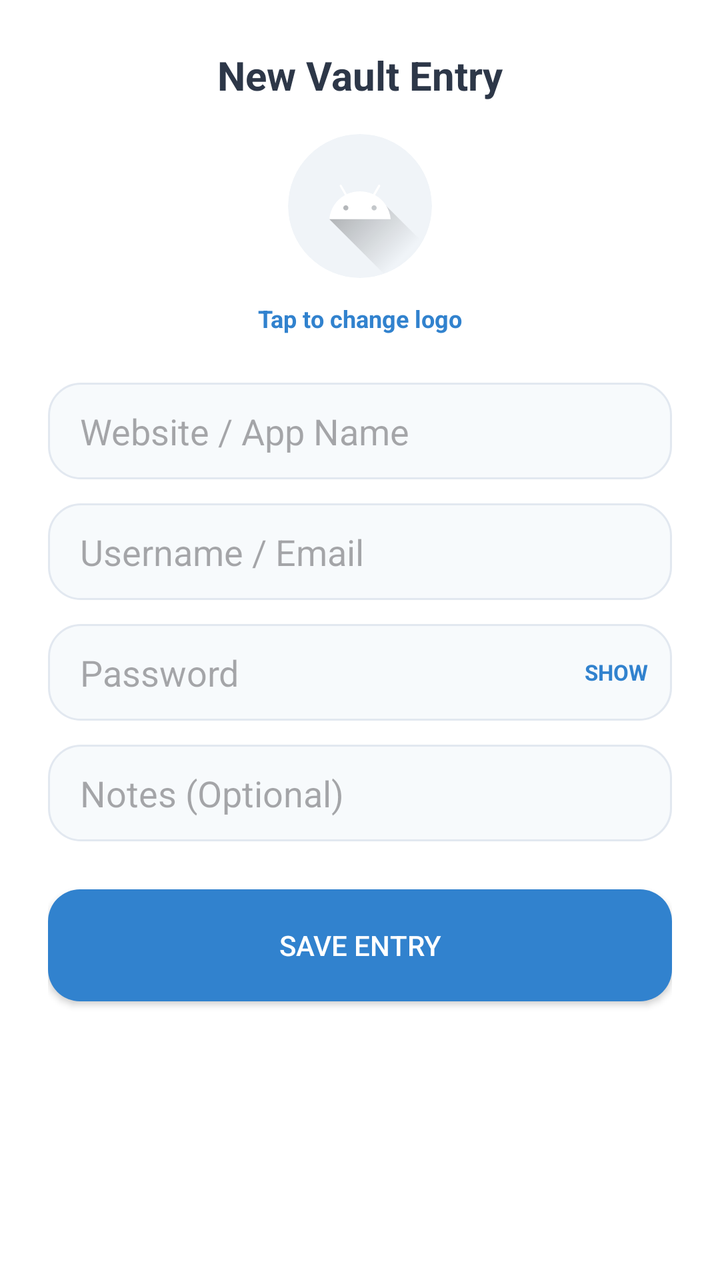
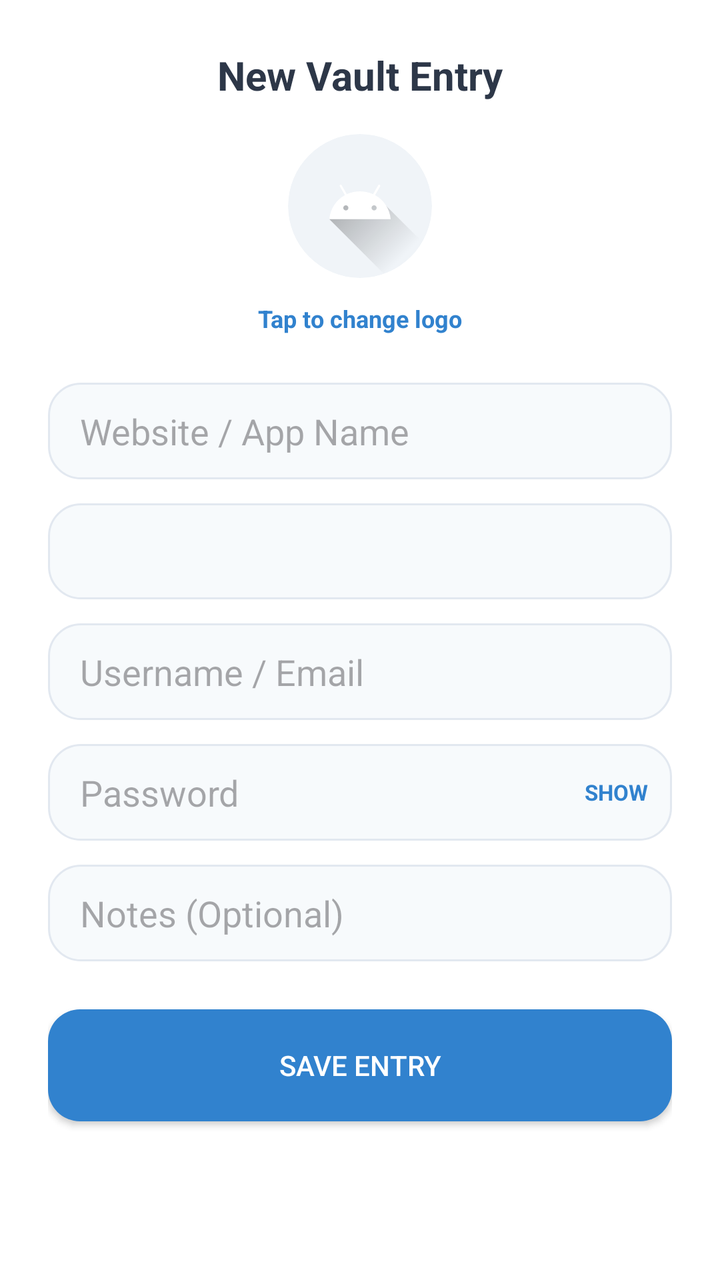

Screens rendered from an Android XML layout before and after an edit, with the pre-edit source and the edit as a unified diff.
<!-- AndroidManifest.xml: application theme Theme.MyPasswordManager -->
<!-- res/layout/dialog_entry.xml -->
<?xml version="1.0" encoding="utf-8"?>
<LinearLayout xmlns:android="http://schemas.android.com/apk/res/android"
    xmlns:app="http://schemas.android.com/apk/res-auto"
    android:layout_width="match_parent"
    android:layout_height="wrap_content"
    android:orientation="vertical"
    android:padding="24dp"
    android:background="#FFFFFF">

    <TextView
        android:id="@+id/tvDialogTitle"
        android:layout_width="match_parent"
        android:layout_height="wrap_content"
        android:text="New Vault Entry"
        android:textSize="20sp"
        android:textStyle="bold"
        android:textColor="#2D3748"
        android:gravity="center"
        android:layout_marginBottom="16dp"/>

    <LinearLayout
        android:layout_width="match_parent"
        android:layout_height="wrap_content"
        android:orientation="vertical"
        android:gravity="center"
        android:layout_marginBottom="20dp">

        <androidx.cardview.widget.CardView
            android:layout_width="72dp"
            android:layout_height="72dp"
            app:cardCornerRadius="36dp"
            app:cardElevation="0dp"
            app:cardBackgroundColor="#F0F4F8">

            <ImageView
                android:id="@+id/ivDialogLogo"
                android:layout_width="match_parent"
                android:layout_height="match_parent"
                android:scaleType="centerCrop"
                android:src="@drawable/ic_launcher_foreground" />
        </androidx.cardview.widget.CardView>

        <TextView
            android:id="@+id/btnChangeLogo"
            android:layout_width="wrap_content"
            android:layout_height="wrap_content"
            android:text="Tap to change logo"
            android:textSize="12sp"
            android:textColor="#3182CE"
            android:textStyle="bold"
            android:layout_marginTop="8dp"
            android:padding="4dp"
            android:background="?android:attr/selectableItemBackground"/>
    </LinearLayout>

    <EditText
        android:id="@+id/etDialogSite"
        android:layout_width="match_parent"
        android:layout_height="wrap_content"
        android:hint="Website / App Name"
        android:background="@drawable/rounded_input"
        android:layout_marginBottom="12dp" />

    <EditText
        android:id="@+id/etDialogUser"
        android:layout_width="match_parent"
        android:layout_height="wrap_content"
        android:hint="Username / Email"
        android:background="@drawable/rounded_input"
        android:layout_marginBottom="12dp" />

    <RelativeLayout
        android:layout_width="match_parent"
        android:layout_height="wrap_content"
        android:layout_marginBottom="12dp">

        <EditText
            android:id="@+id/etDialogPass"
            android:layout_width="match_parent"
            android:layout_height="wrap_content"
            android:hint="Password"
            android:inputType="textPassword"
            android:background="@drawable/rounded_input"
            android:paddingEnd="56dp" />

        <TextView
            android:id="@+id/btnDialogTogglePass"
            android:layout_width="wrap_content"
            android:layout_height="wrap_content"
            android:layout_alignParentEnd="true"
            android:layout_centerVertical="true"
            android:text="SHOW"
            android:textSize="11sp"
            android:textStyle="bold"
            android:textColor="#3182CE"
            android:padding="12dp"
            android:background="?android:attr/selectableItemBackgroundBorderless" />
    </RelativeLayout>

    <EditText
        android:id="@+id/etDialogNote"
        android:layout_width="match_parent"
        android:layout_height="wrap_content"
        android:hint="Notes (Optional)"
        android:background="@drawable/rounded_input"
        android:layout_marginBottom="24dp" />

    <Button
        android:id="@+id/btnDialogSave"
        android:layout_width="match_parent"
        android:layout_height="56dp"
        android:text="Save Entry"
        android:textColor="#FFFFFF"
        android:background="@drawable/rounded_button"/>
</LinearLayout>
<!-- resources referenced by this layout -->
<resources>
  <!-- drawable ic_launcher_foreground (drawable) -->
  <vector xmlns:android="http://schemas.android.com/apk/res/android"
      xmlns:aapt="http://schemas.android.com/aapt"
      android:width="108dp"
      android:height="108dp"
      android:viewportWidth="108"
      android:viewportHeight="108">
      <path android:pathData="M31,63.928c0,0 6.4,-11 12.1,-13.1c7.2,-2.6 26,-1.4 26,-1.4l38.1,38.1L107,108.928l-32,-1L31,63.928z">
          <aapt:attr name="android:fillColor">
              <gradient
                  android:endX="85.84757"
                  android:endY="92.4963"
                  android:startX="42.9492"
                  android:startY="49.59793"
                  android:type="linear">
                  <item
                      android:color="#44000000"
                      android:offset="0.0" />
                  <item
                      android:color="#00000000"
                      android:offset="1.0" />
              </gradient>
          </aapt:attr>
      </path>
      <path
          android:fillColor="#FFFFFF"
          android:fillType="nonZero"
          android:pathData="M65.3,45.828l3.8,-6.6c0.2,-0.4 0.1,-0.9 -0.3,-1.1c-0.4,-0.2 -0.9,-0.1 -1.1,0.3l-3.9,6.7c-6.3,-2.8 -13.4,-2.8 -19.7,0l-3.9,-6.7c-0.2,-0.4 -0.7,-0.5 -1.1,-0.3C38.8,38.328 38.7,38.828 38.9,39.228l3.8,6.6C36.2,49.428 31.7,56.028 31,63.928h46C76.3,56.028 71.8,49.428 65.3,45.828zM43.4,57.328c-0.8,0 -1.5,-0.5 -1.8,-1.2c-0.3,-0.7 -0.1,-1.5 0.4,-2.1c0.5,-0.5 1.4,-0.7 2.1,-0.4c0.7,0.3 1.2,1 1.2,1.8C45.3,56.528 44.5,57.328 43.4,57.328L43.4,57.328zM64.6,57.328c-0.8,0 -1.5,-0.5 -1.8,-1.2s-0.1,-1.5 0.4,-2.1c0.5,-0.5 1.4,-0.7 2.1,-0.4c0.7,0.3 1.2,1 1.2,1.8C66.5,56.528 65.6,57.328 64.6,57.328L64.6,57.328z"
          android:strokeWidth="1"
          android:strokeColor="#00000000" />
  </vector>
  <!-- drawable rounded_button (drawable) -->
  <?xml version="1.0" encoding="utf-8"?>
  <shape xmlns:android="http://schemas.android.com/apk/res/android">
      <solid android:color="#3182CE" /> <corners android:radius="16dp" />
  </shape>
  <!-- drawable rounded_input (drawable) -->
  <?xml version="1.0" encoding="utf-8"?>
  <shape xmlns:android="http://schemas.android.com/apk/res/android">
      <solid android:color="#F7FAFC" /> <corners android:radius="16dp" />
      <stroke android:width="1dp" android:color="#E2E8F0" />
      <padding android:left="16dp" android:top="12dp" android:right="16dp" android:bottom="12dp" />
  </shape>
  <style name="Theme.MyPasswordManager" parent="Base.Theme.MyPasswordManager" />
  <style name="Base.Theme.MyPasswordManager" parent="Theme.Material3.DayNight.NoActionBar">
          
          
      </style>
</resources>

<!-- the commit's change to res/layout/dialog_entry.xml (unified diff, before → after) -->
@@ -61,6 +61,13 @@
         android:background="@drawable/rounded_input"
         android:layout_marginBottom="12dp" />
 
+    <Spinner
+        android:id="@+id/spinnerDialogCategory"
+        android:layout_width="match_parent"
+        android:layout_height="48dp"
+        android:background="@drawable/rounded_input"
+        android:layout_marginBottom="12dp" />
+
     <EditText
         android:id="@+id/etDialogUser"
         android:layout_width="match_parent"
